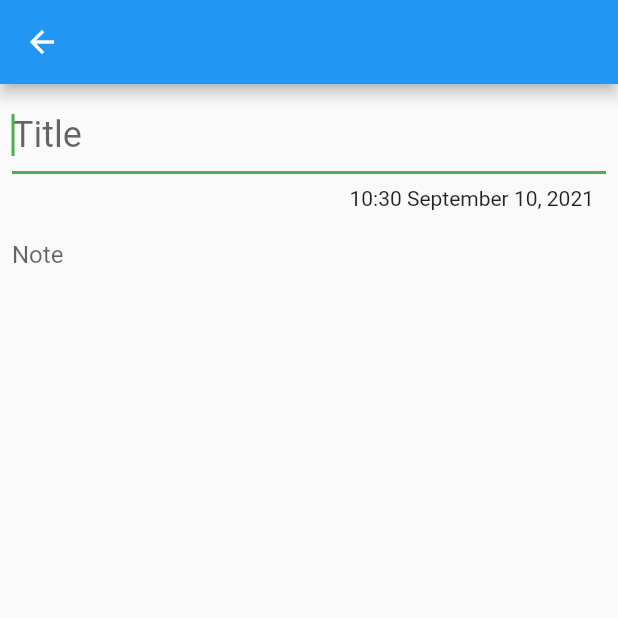
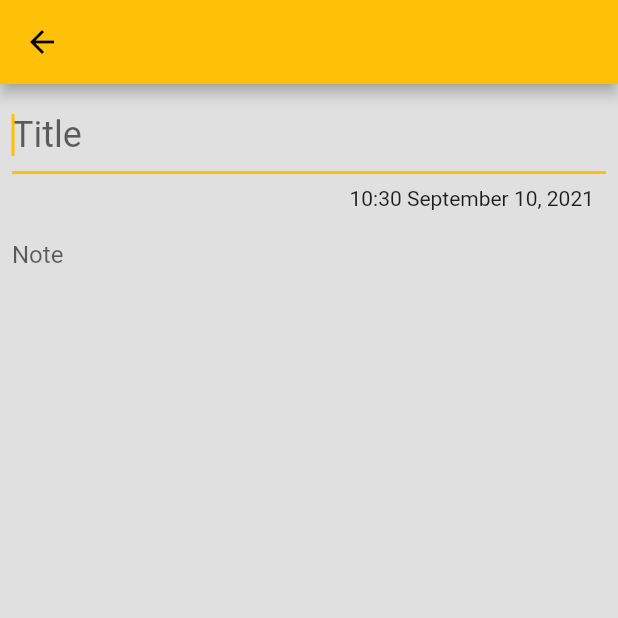
Before and after one commit to xarantolus/notality, a Flutter app: the screen it shows after launch, after a tap on the "add" icon, on a phone screen of 412 x 824 dp, the top half of it. Run offline on Flutter 3.47's test engine with Material 2 defaults, Android fonts, the phone set to English and light mode, and no system bars; missing offline and left inert: mutex.

Commit message:
Color themes

```diff
--- a/lib/main.dart
+++ b/lib/main.dart
@@ -15,21 +15,20 @@ class NotesApp extends StatelessWidget {
   Widget build(BuildContext context) {
     return MaterialApp(
       title: 'Notality',
-      theme: ThemeData(
-        brightness: Brightness.light,
+      theme: ThemeData.from(
         colorScheme: const ColorScheme.light().copyWith(
-          primary: Colors.green,
-          secondary: Colors.greenAccent,
-        ),
-        cardColor: Colors.grey[300],
-      ),
-      darkTheme: ThemeData(
-        brightness: Brightness.dark,
-        colorScheme: const ColorScheme.dark().copyWith(
+          brightness: Brightness.light,
           primary: Colors.amber,
           secondary: Colors.amberAccent,
+          surface: Colors.grey[300],
         ),
-        cardColor: Colors.black54,
+      ),
+      darkTheme: ThemeData.from(
+        colorScheme: const ColorScheme.dark().copyWith(
+            brightness: Brightness.dark,
+            primary: Colors.amber,
+            secondary: Colors.amberAccent,
+            surface: Colors.grey[900]),
       ),
       home: NotesPage(),
     );
```
